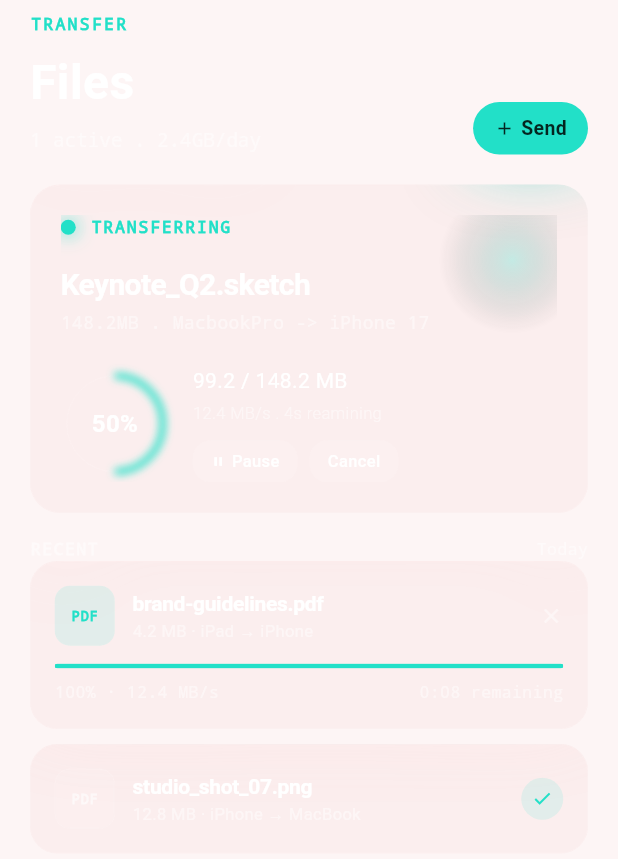
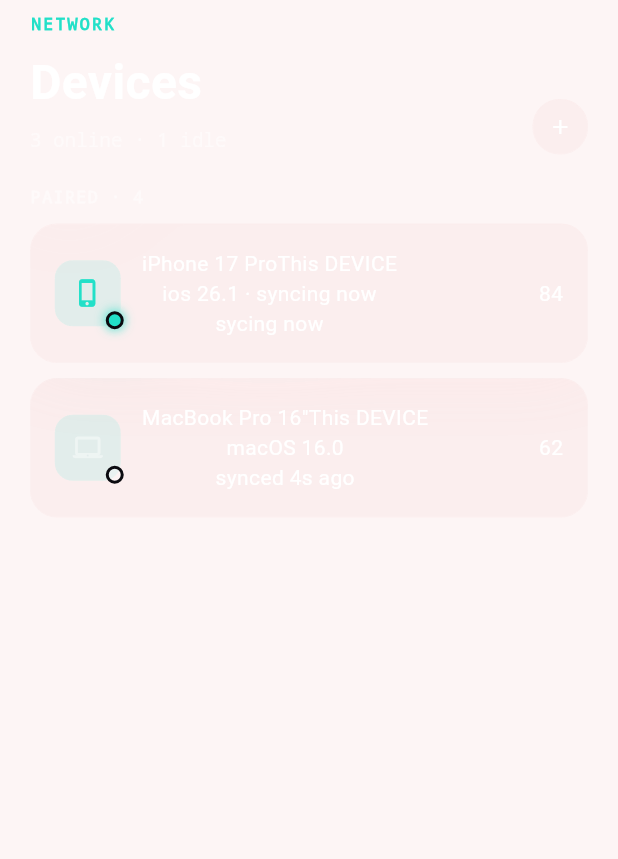
Before and after one commit to Hello1999/clipflow-clearn, a Flutter app: the DevicesScreen widget shown alone on an empty page, opened directly, on a phone screen of 412 x 824 dp. Shown: the top 859 px of the screen. Run offline on Flutter 3.47's test engine with Material 3 defaults, Android fonts, the phone set to English and light mode, and no system bars.

Commit message:
devices deving

```diff
--- a/lib/main.dart
+++ b/lib/main.dart
@@ -1,4 +1,5 @@
 import 'package:clipflow/screens/clipboard_feed_screen.dart';
+import 'package:clipflow/screens/devices_screen.dart';
 import 'package:clipflow/screens/file_transfer_screen.dart';
 import 'package:clipflow/theme/colors.dart';
 import 'package:clipflow/widgets/app_tab_bar.dart';
@@ -43,7 +44,11 @@
 class _MainShellState extends State<MainShell> {
   int _currentIndex = 0;
 
-  static const _screens = <Widget>[ClipboardFeedScreen(), DevicesScreen()];
+  static const _screens = <Widget>[
+    ClipboardFeedScreen(),
+    FileTransferScreen(),
+    DevicesScreen(),
+  ];
 
   @override
   Widget build(BuildContext context) {
--- a/lib/screens/devices_screen.dart
+++ b/lib/screens/devices_screen.dart
@@ -0,0 +1,153 @@
+import 'package:clipflow/theme/colors.dart';
+import 'package:clipflow/widgets/glass_card.dart';
+import 'package:clipflow/widgets/screen_header.dart';
+import 'package:flutter/material.dart';
+
+class DevicesScreen extends StatelessWidget {
+  const DevicesScreen({super.key});
+
+  @override
+  Widget build(BuildContext context) {
+    return SafeArea(
+      child: Column(
+        crossAxisAlignment: CrossAxisAlignment.start,
+        children: [
+          ScreenHeader(
+            title: 'Devices',
+            pretitle: 'NETWORK',
+            sub: '3 online · 1 idle',
+            trailing: GlassCard(
+              borderRadius: BorderRadius.circular(18),
+              padding: const EdgeInsets.all(10),
+              child: const Icon(Icons.add, size: 16, color: Colors.white),
+            ),
+          ),
+          Padding(
+            padding: EdgeInsets.fromLTRB(20, 0, 20, 10),
+            child: Text(
+              'PAIRED · 4',
+              style: TextStyle(
+                fontSize: 11,
+                fontWeight: FontWeight.w600,
+                color: kWhite45,
+                letterSpacing: 1,
+                fontFamily: 'Courier',
+              ),
+            ),
+          ),
+
+          Expanded(
+            child: ListView(
+              padding: EdgeInsets.fromLTRB(20, 0, 20, 120),
+              children: [
+                _DeviceCard(
+                  icon: Icons.phone_iphone,
+                  name: 'iPhone 17 Pro',
+                  kind: 'ios 26.1 · syncing now',
+                  status: _DeviceStatus.online,
+                  lasySync: 'sycing now',
+                  battery: 84,
+                ),
+                SizedBox(height: 10),
+                _DeviceCard(
+                  name: 'MacBook Pro 16"',
+                  kind: 'macOS 16.0',
+                  status: _DeviceStatus.offline,
+                  battery: 62,
+                  lasySync: 'synced 4s ago',
+                  icon: Icons.laptop_mac,
+                ),
+              ],
+            ),
+          ),
+        ],
+      ),
+    );
+  }
+}
+
+enum _DeviceStatus { online, offline }
+
+class _DeviceCard extends StatelessWidget {
+  final IconData icon;
+  final String name;
+  final String kind;
+  final _DeviceStatus status;
+  final int? battery;
+  final bool thisDevice;
+  final String lasySync;
+
+  const _DeviceCard({
+    required this.icon,
+    required this.name,
+    required this.kind,
+    required this.status,
+    this.battery,
+    this.thisDevice = false,
+    required this.lasySync,
+  });
+
+  @override
+  Widget build(BuildContext context) {
+    final isOnline = status == _DeviceStatus.online;
+
+    return GlassCard(
+      borderRadius: BorderRadius.circular(18),
+      padding: EdgeInsets.all(16),
+      child: Row(
+        children: [
+          Stack(
+            clipBehavior: Clip.none,
+            children: [
+              Container(
+                width: 44,
+                height: 44,
+                decoration: BoxDecoration(
+                  color: kTealDim,
+                  borderRadius: BorderRadius.circular(12),
+                  border: Border.all(
+                    color: Colors.white.withValues(alpha: 0.08),
+                    width: 0.5,
+                  ),
+                ),
+                child: Icon(icon, size: 20, color: isOnline ? kTeal : kWhite45),
+              ),
+              Positioned(
+                bottom: -2,
+                right: -2,
+
+                child: Container(
+                  width: 12,
+                  height: 12,
+                  decoration: BoxDecoration(
+                    color: isOnline ? kTeal : kWhite30,
+                    shape: BoxShape.circle,
+                    border: Border.all(color: Color(0xff0b0b10), width: 2),
+                    boxShadow: isOnline
+                        ? [BoxShadow(color: kTeal, blurRadius: 6)]
+                        : null,
+                  ),
+                ),
+              ),
+            ],
+          ),
+          SizedBox(width: 14),
+          Expanded(
+            child: Row(
+              children: [
+                Column(
+                  children: [
+                    Row(children: [Text(name), Text('This DEVICE')]),
+                    Text(kind),
+                    Text(lasySync),
+                  ],
+                ),
+              ],
+            ),
+          ),
+          Text(battery.toString()),
+        ],
+      ),
+    );
+  }
+}
--- a/lib/screens/file_transfer_screen.dart
+++ b/lib/screens/file_transfer_screen.dart
@@ -4,8 +4,8 @@
 import 'package:flutter/material.dart';
 import 'dart:math' as math;
 
-class DevicesScreen extends StatelessWidget {
-  const DevicesScreen({super.key});
+class FileTransferScreen extends StatelessWidget {
+  const FileTransferScreen({super.key});
 
   @override
   Widget build(BuildContext context) {
```
